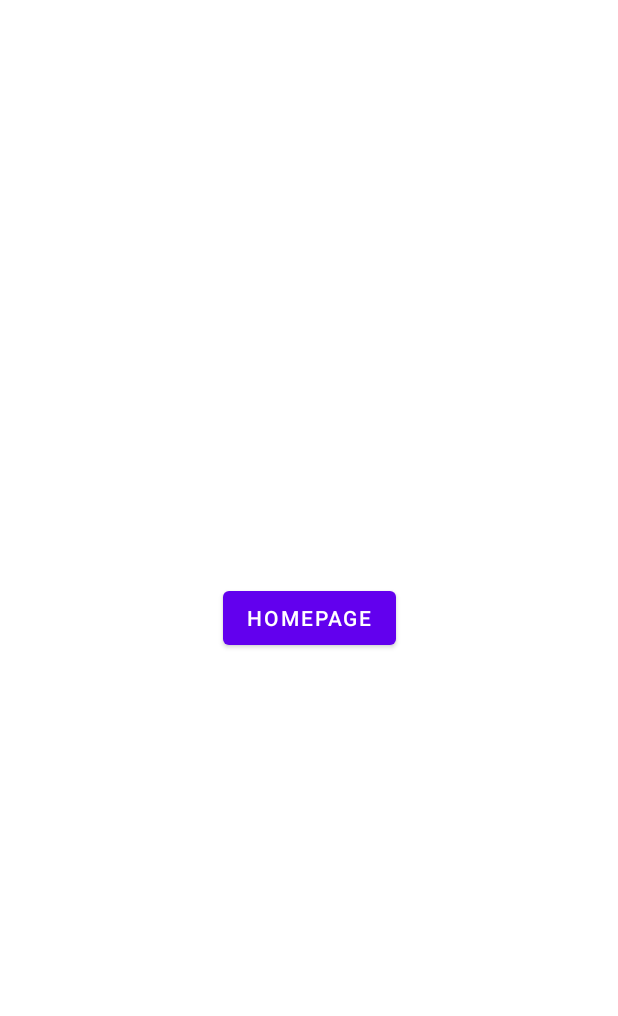
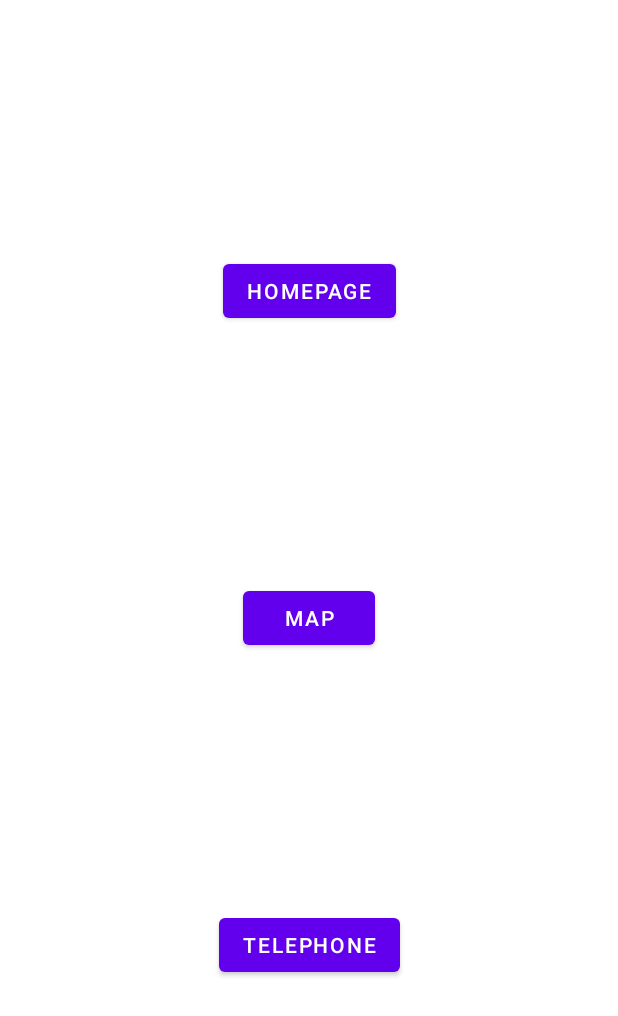
Before and after one commit to KitStu17/W0701ImplicitIntent, an Android app: the layout activity_main.xml on its own in the app's theme, with its tools: preview values and no code run, on a phone screen of 412 x 824 dp. Shown: the top 1016 px of the screen. Run offline under Robolectric (Android 15) with nearby library versions, the phone set to English and light mode, and no system bars.

```diff
--- a/app/src/main/res/layout/activity_main.xml
+++ b/app/src/main/res/layout/activity_main.xml
@@ -11,9 +11,29 @@
         android:layout_width="wrap_content"
         android:layout_height="wrap_content"
         android:text="Homepage"
-        app:layout_constraintBottom_toBottomOf="parent"
+        app:layout_constraintBottom_toTopOf="@id/btn_map"
         app:layout_constraintEnd_toEndOf="parent"
         app:layout_constraintStart_toStartOf="parent"
         app:layout_constraintTop_toTopOf="parent" />
 
+    <Button
+        android:id="@+id/btn_map"
+        android:layout_width="wrap_content"
+        android:layout_height="wrap_content"
+        android:text="Map"
+        app:layout_constraintBottom_toTopOf="@id/btn_telephone"
+        app:layout_constraintEnd_toEndOf="parent"
+        app:layout_constraintStart_toStartOf="parent"
+        app:layout_constraintTop_toBottomOf="@id/btn_homepage" />
+
+    <Button
+        android:id="@+id/btn_telephone"
+        android:layout_width="wrap_content"
+        android:layout_height="wrap_content"
+        android:text="Telephone"
+        app:layout_constraintBottom_toBottomOf="parent"
+        app:layout_constraintEnd_toEndOf="parent"
+        app:layout_constraintStart_toStartOf="parent"
+        app:layout_constraintTop_toBottomOf="@id/btn_map" />
+
 </androidx.constraintlayout.widget.ConstraintLayout>
```
Also changed, not shown: app/src/main/java/kr/ac/kumoh/s20170479/w0701implicitintent/MainActivity.kt (+12 -1 lines).
